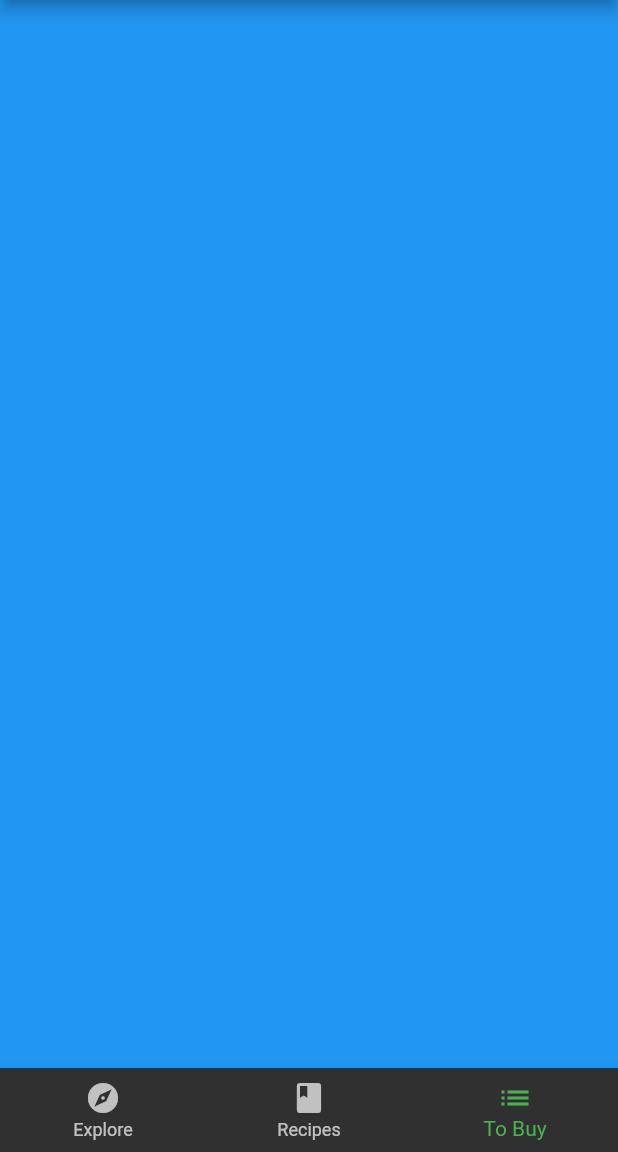
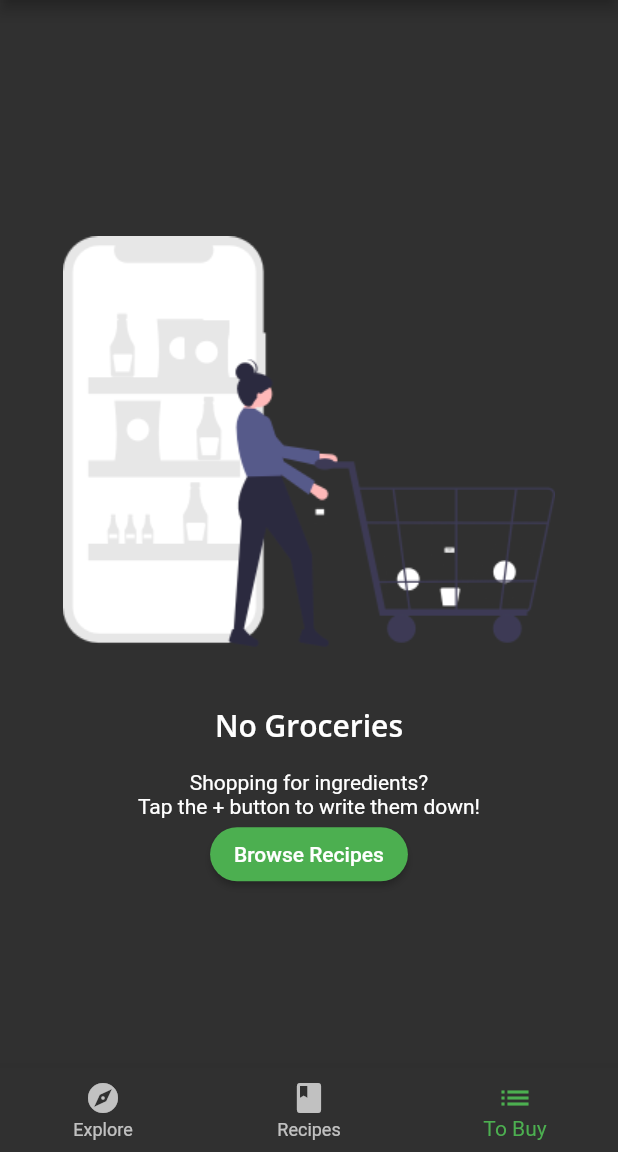
Before and after one commit to lmw4051/Food, a Flutter app: the screen it shows after launch, item 3 of the bottom bar chosen, on a phone screen of 412 x 824 dp, the part 84-1236 px from its top. Run offline on Flutter 3.47's test engine with Material 2 defaults, Android fonts, the phone set to English and light mode, and no system bars; our stand-ins replace google_fonts.

Commit message:
feat: add EmptyGroceryScreen

```diff
--- a/lib/home.dart
+++ b/lib/home.dart
@@ -2,6 +2,7 @@ import 'package:flutter/material.dart';
 import 'package:fooderlich/screens/explore_screen.dart';
 import 'screens/explore_screen.dart';
 import 'screens/recipes_screen.dart';
+import 'screens/grocery_screen.dart';
 
 class Home extends StatefulWidget {
   const Home({super.key});
@@ -16,7 +17,7 @@ class HomeState extends State<Home> {
   static List<Widget> pages = <Widget>[
     ExploreScreen(),
     RecipesScreen(),
-    Container(color: Colors.blue),
+    const GroceryScreen(),
   ];
 
   void _onItemTapped(int index) {
--- a/lib/models/models.dart
+++ b/lib/models/models.dart
@@ -2,3 +2,4 @@ export 'explore_recipe.dart';
 export 'post.dart';
 export 'simple_recipe.dart';
 export 'explore_data.dart';
+export 'grocery_item.dart';
--- /dev/null
+++ b/lib/screens/empty_grocery_screen.dart
@@ -0,0 +1,46 @@
+import 'package:flutter/material.dart';
+
+class EmptyGroceryScreen extends StatelessWidget {
+  const EmptyGroceryScreen({super.key});
+
+  @override
+  Widget build(BuildContext context) {
+    return Padding(
+      padding: const EdgeInsets.all(30.0),
+      child: Center(
+        child: Column(
+          mainAxisAlignment: MainAxisAlignment.center,
+          children: [
+            Flexible(
+              child: AspectRatio(
+                aspectRatio: 1 / 1,
+                child: Image.asset('assets/fooderlich_assets/empty_list.png'),
+              ),
+            ),
+            Text(
+              'No Groceries',
+              style: Theme.of(context).textTheme.headline6,
+            ),
+            const SizedBox(height: 16.0),
+            const Text(
+              'Shopping for ingredients?\n'
+              'Tap the + button to write them down!',
+              textAlign: TextAlign.center,
+            ),
+            MaterialButton(
+              textColor: Colors.white,
+              shape: RoundedRectangleBorder(
+                borderRadius: BorderRadius.circular(30.0),
+              ),
+              color: Colors.green,
+              onPressed: () {
+                // TODO: Go to Recipes Tab
+              },
+              child: const Text('Browse Recipes'),
+            ),
+          ],
+        ),
+      ),
+    );
+  }
+}
--- /dev/null
+++ b/lib/screens/grocery_screen.dart
@@ -0,0 +1,13 @@
+import 'package:flutter/material.dart';
+import 'empty_grocery_screen.dart';
+
+class GroceryScreen extends StatelessWidget {
+  const GroceryScreen({super.key});
+
+  @override
+  Widget build(BuildContext context) {
+    // TODO: Add a scaffold widget
+    return const EmptyGroceryScreen();
+  }
+  // TODO: Add buildGroceryScreen
+}
--- a/pubspec.yaml
+++ b/pubspec.yaml
@@ -56,6 +56,7 @@ flutter:
   assets:
     - assets/
     - assets/food_pics/
+    - assets/fooderlich_assets/
     - assets/magazine_pics/
     - assets/sample_data/
     - assets/profile_pics/
```
Also changed, not shown: lib/models/grocery_item.dart (added, +46 -0 lines), assets/fooderlich_assets/empty_list.png (added).
